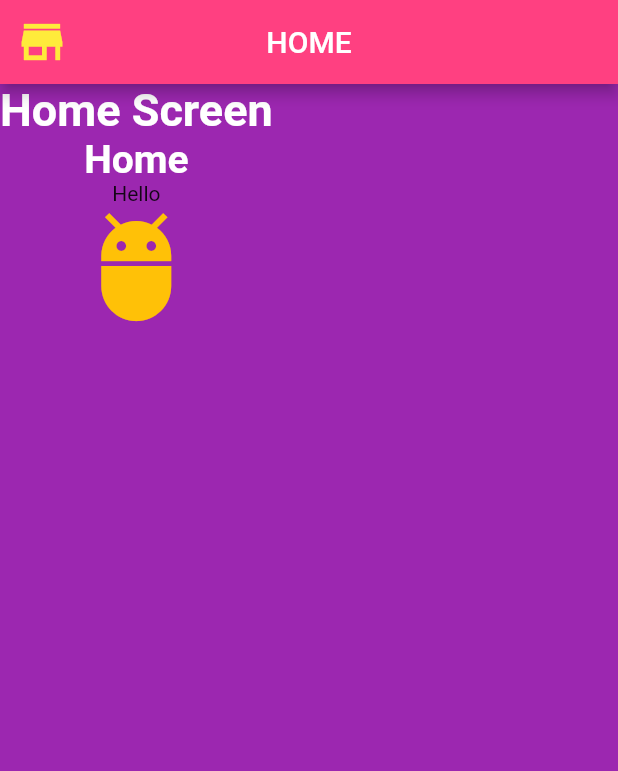
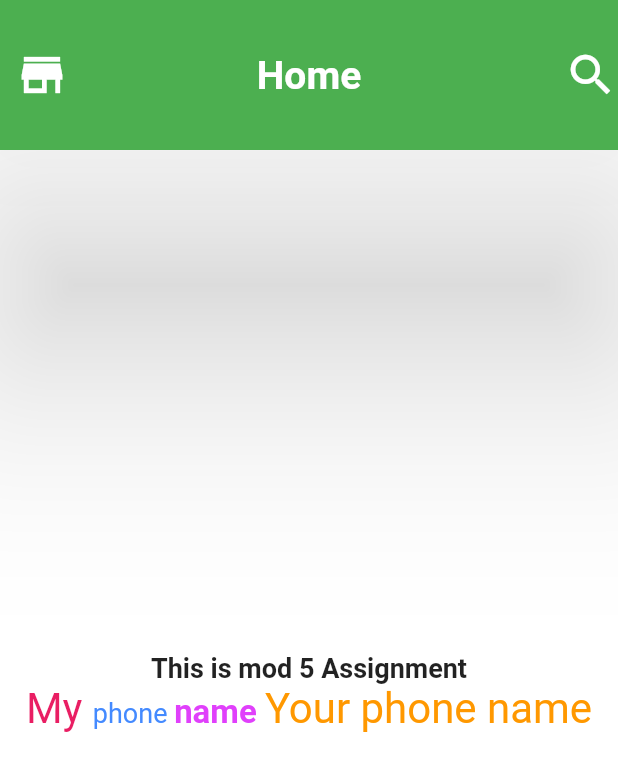
Before and after one commit to AyeshaSadia51/Flutter_LiveTEST, a Flutter app: the screen it shows after launch, on a phone screen of 412 x 824 dp. Shown: the top 771 px of the screen. Run offline on Flutter 3.47's test engine with Material 2 defaults, Android fonts, the light colour scheme and no system bars.

Commit message:
Live Test of Mod_5

```diff
--- a/lib/main.dart
+++ b/lib/main.dart
@@ -1,70 +1,93 @@
 import 'package:flutter/material.dart';
 
-void main() {
-  runApp (MyApp());
+void main(){
+  runApp(MyApp());
 }
 
 class MyApp extends StatelessWidget{
-
   @override
   Widget build(BuildContext context) {
-    return MaterialApp(                  /// MaterialApp - set all config of an app
 
+    return MaterialApp(
       debugShowCheckedModeBanner: true,
-
       home: HomeScreen(),
-      title: "OSTAD APP",
-
+      title: 'LiveTEST APP',
     );
   }
 }
 
 class HomeScreen extends StatelessWidget{
-
   @override
   Widget build(BuildContext context) {
-    return Scaffold(                  /// Scaffold (homescreen) 2 part - appBar & body
+    return Scaffold(
 
-      backgroundColor: Colors.purple,
+        backgroundColor: Colors.white,
 
-      appBar: AppBar(
-        backgroundColor: Colors.pinkAccent,
-        centerTitle: true,
-        title: Text("HOME"),
-        leading: Icon(Icons.store, size: 36, color: Colors.yellow,),
+        appBar: AppBar(
+          toolbarHeight: 100,
+          elevation: 70,
+          leading: Icon(Icons.store, size: 36),
+          actions: [
+            Icon(Icons.search, size: 36)
+          ],
+          centerTitle: true,
+          title: Text('Home', style: TextStyle(
+              fontWeight: FontWeight.bold,
+              fontSize: 26
+          ),),
+          backgroundColor: Colors.green,
 
-      ),
+        ),
 
-      /* body: Center(
-    child: Text("Home Screen", style: TextStyle(        // SINGLE WIDGET
-      color:  Colors.white,
-      fontSize: 30,
-      fontWeight: FontWeight.bold
-    ),),
-    ),
-*/
+        body: Column(
+          mainAxisAlignment: MainAxisAlignment.center,
+          children: [
+            Row(
+              mainAxisAlignment: MainAxisAlignment.center,
+              children: [
+                Text('This is mod 5 Assignment', style: TextStyle(
+                    fontSize: 18,
+                    fontWeight: FontWeight.bold
+                ),)
 
-      body: Column(                                  // MULTIPLE WIDGET - Column / Row
-        children: [
+              ],
 
-          Text("Home Screen", style: TextStyle(
-              color:  Colors.white,
-              fontSize: 30,
-              fontWeight: FontWeight.bold
-          ),),
+            ),
 
-          Text("Home", style: TextStyle(
-              color:  Colors.white,
-              fontSize: 26,
-              fontWeight: FontWeight.bold
-          ),),
+            RichText(text: TextSpan(
+                text: 'My ',
+                style: TextStyle(
+                    color: Colors.pink,
+                    fontSize: 28
+                ),
 
-          Text('Hello'),
-          Icon(Icons.adb_outlined, color: Colors.amber, size: 80,)
+                children: [
+                  TextSpan(
+                      text: 'phone ',
+                      style: TextStyle(
+                          color: Colors.blueAccent,
+                          fontSize: 18
+                      )
+                  ),
+                  TextSpan(
+                      text: 'name ',
+                      style: TextStyle(
+                          color: Colors.purpleAccent,
+                          fontSize: 22,
+                          fontWeight: FontWeight.bold
+                      )
+                  ),
+                  TextSpan(
+                      text: 'Your phone name',
+                      style: TextStyle(
+                          color: Colors.orange
+                      )
+                  )
+                ]
 
-        ],
-      ),
-
+            ))
+          ],
+        )
     );
   }
 }
```
